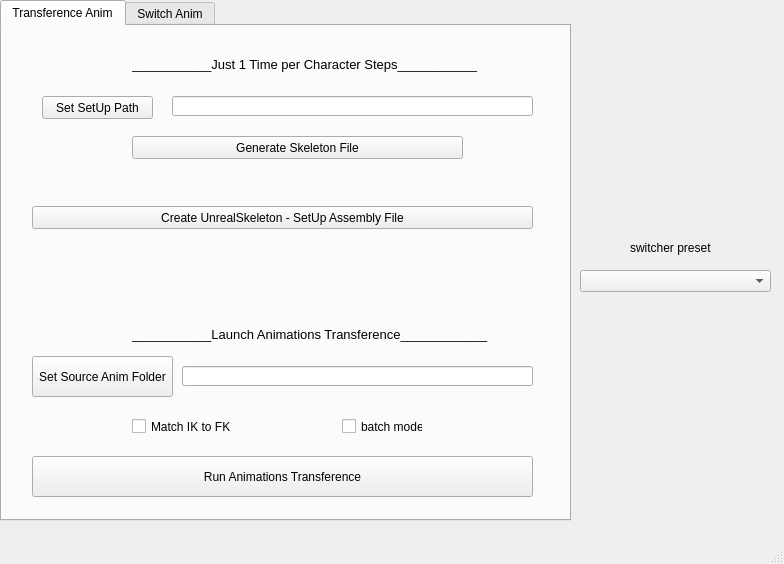
The window that area_tools/anim/transferAnimTool.ui (gastonsbodio/maya_project_manager) describes before a commit, drawn with Qt 5.
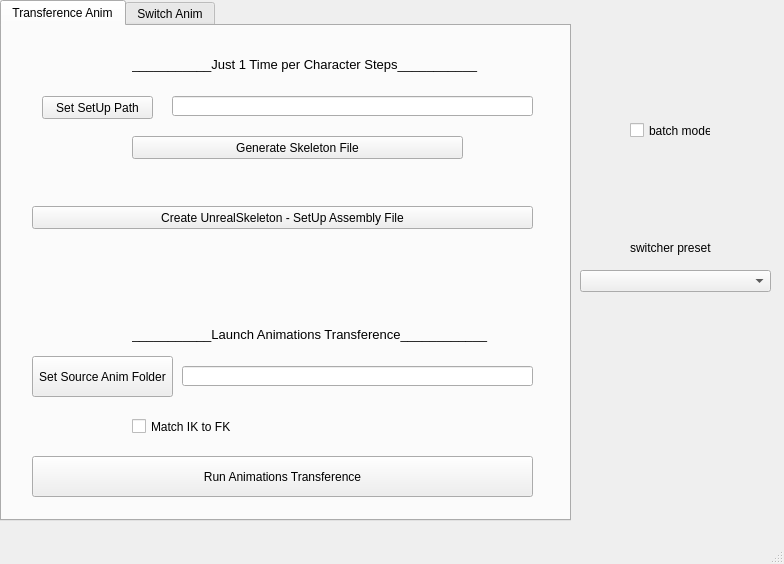
The same window after the commit. The open tabs and pages were chosen to show the change.

Commit message: transference animation tools routing files issues fixing

Diff of the .ui file:
```diff
--- a/area_tools/anim/transferAnimTool.ui
+++ b/area_tools/anim/transferAnimTool.ui
@@ -213,19 +213,6 @@
        <string>Set SetUp Path</string>
       </property>
      </widget>
-     <widget class="QCheckBox" name="checkBFbatchmode">
-      <property name="geometry">
-       <rect>
-        <x>340</x>
-        <y>390</y>
-        <width>81</width>
-        <height>21</height>
-       </rect>
-      </property>
-      <property name="text">
-       <string>batch mode</string>
-      </property>
-     </widget>
     </widget>
     <widget class="QWidget" name="tab_switch">
      <attribute name="title">
@@ -439,6 +426,19 @@
      <string>switcher preset</string>
     </property>
    </widget>
+   <widget class="QCheckBox" name="checkBFbatchmode">
+    <property name="geometry">
+     <rect>
+      <x>630</x>
+      <y>120</y>
+      <width>81</width>
+      <height>21</height>
+     </rect>
+    </property>
+    <property name="text">
+     <string>batch mode</string>
+    </property>
+   </widget>
   </widget>
   <widget class="QMenuBar" name="menubar">
    <property name="geometry">
```
Left out of the diff: 2 changed lines with no effect on the pictures. The commit also changes 1 other file.
